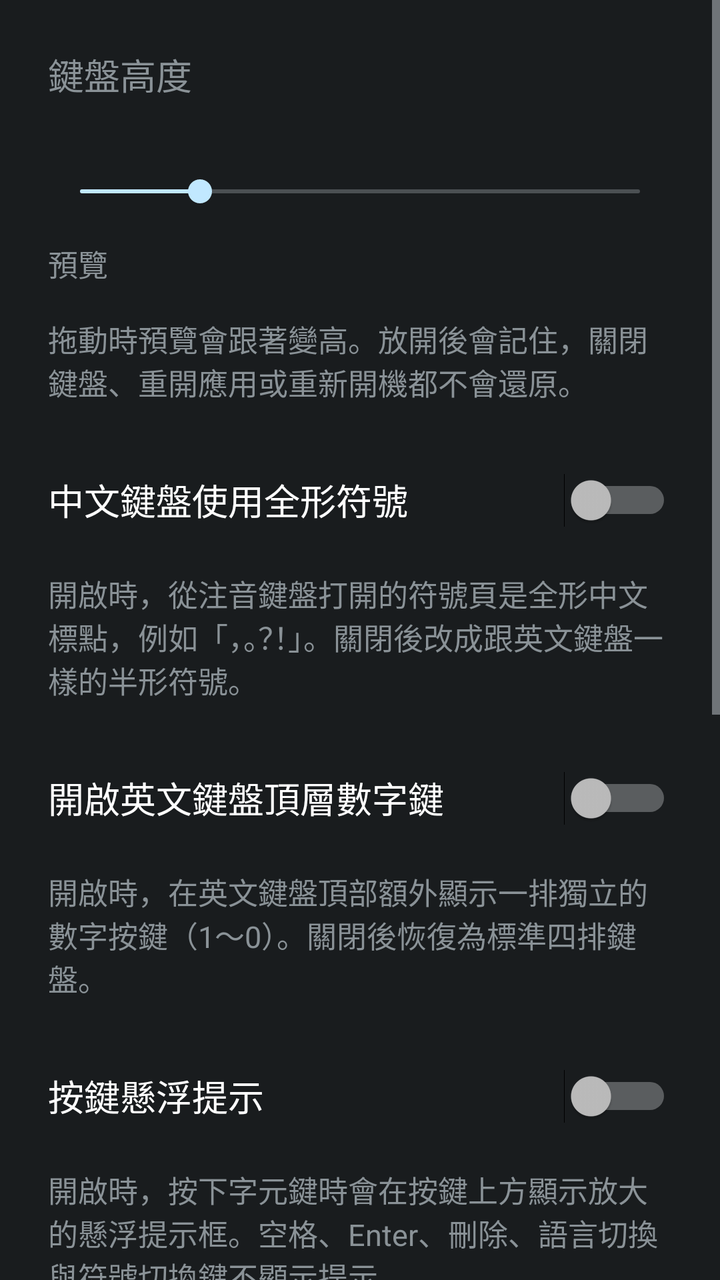
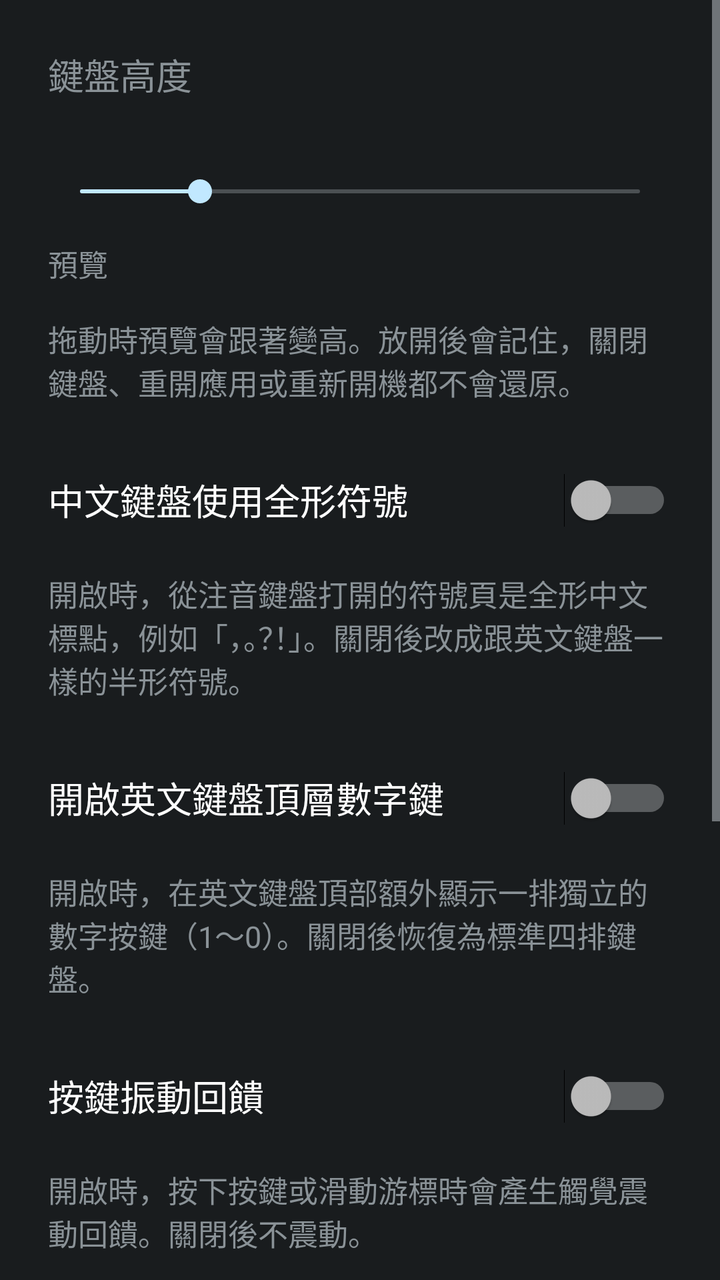

Compare the two renders of this Android layout. The source of the first and the diff that turns it into the second are given below.
<!-- AndroidManifest.xml: application theme Theme.FsKeyboard -->
<!-- res/layout/activity_ime_settings.xml -->
<?xml version="1.0" encoding="utf-8"?>
<ScrollView xmlns:android="http://schemas.android.com/apk/res/android"
    android:id="@+id/settings_root"
    android:layout_width="match_parent"
    android:layout_height="match_parent"
    android:clipToPadding="true">

    <LinearLayout
        android:layout_width="match_parent"
        android:layout_height="wrap_content"
        android:orientation="vertical"
        android:padding="24dp">

        <TextView
            android:layout_width="match_parent"
            android:layout_height="wrap_content"
            android:text="@string/keyboard_height_label"
            android:textSize="18sp" />

        <TextView
            android:id="@+id/keyboard_height_value"
            android:layout_width="match_parent"
            android:layout_height="wrap_content"
            android:paddingTop="8dp"
            android:textSize="15sp" />

        <SeekBar
            android:id="@+id/keyboard_height"
            android:layout_width="match_parent"
            android:layout_height="wrap_content"
            android:layout_marginTop="8dp"
            android:min="36"
            android:max="64"
            android:progress="42"
            android:contentDescription="@string/keyboard_height_label" />

        <TextView
            android:layout_width="match_parent"
            android:layout_height="wrap_content"
            android:paddingTop="16dp"
            android:text="@string/keyboard_height_preview"
            android:textSize="15sp" />

        <LinearLayout
            android:id="@+id/keyboard_height_preview"
            android:layout_width="match_parent"
            android:layout_height="wrap_content"
            android:layout_marginTop="8dp"
            android:orientation="vertical"
            android:contentDescription="@string/keyboard_height_preview" />

        <TextView
            android:layout_width="match_parent"
            android:layout_height="wrap_content"
            android:paddingTop="8dp"
            android:paddingBottom="24dp"
            android:text="@string/keyboard_height_summary"
            android:textSize="15sp" />

        <Switch
            android:id="@+id/full_width_switch"
            android:layout_width="match_parent"
            android:layout_height="wrap_content"
            android:minHeight="48dp"
            android:text="@string/full_width_switch"
            android:textSize="18sp" />

        <TextView
            android:layout_width="match_parent"
            android:layout_height="wrap_content"
            android:paddingTop="12dp"
            android:paddingBottom="24dp"
            android:text="@string/full_width_summary"
            android:textSize="15sp" />

        <Switch
            android:id="@+id/latin_top_number_row_switch"
            android:layout_width="match_parent"
            android:layout_height="wrap_content"
            android:minHeight="48dp"
            android:text="@string/latin_top_number_row_switch"
            android:textSize="18sp" />

        <TextView
            android:id="@+id/latin_top_number_row_summary"
            android:layout_width="match_parent"
            android:layout_height="wrap_content"
            android:paddingTop="12dp"
            android:paddingBottom="24dp"
            android:text="@string/latin_top_number_row_summary"
            android:textSize="15sp" />

        <Switch
            android:id="@+id/key_popup_switch"
            android:layout_width="match_parent"
            android:layout_height="wrap_content"
            android:minHeight="48dp"
            android:text="@string/key_popup_switch"
            android:textSize="18sp" />

        <TextView
            android:id="@+id/key_popup_summary"
            android:layout_width="match_parent"
            android:layout_height="wrap_content"
            android:paddingTop="12dp"
            android:paddingBottom="24dp"
            android:text="@string/key_popup_summary"
            android:textSize="15sp" />

        <Switch
            android:id="@+id/vibration_switch"
            android:layout_width="match_parent"
            android:layout_height="wrap_content"
            android:minHeight="48dp"
            android:text="@string/vibration_switch"
            android:textSize="18sp" />

        <TextView
            android:id="@+id/vibration_summary"
            android:layout_width="match_parent"
            android:layout_height="wrap_content"
            android:paddingTop="12dp"
            android:paddingBottom="24dp"
            android:text="@string/vibration_summary"
            android:textSize="15sp" />

        <Switch
            android:id="@+id/rerank_switch"
            android:layout_width="match_parent"
            android:layout_height="wrap_content"
            android:minHeight="48dp"
            android:text="@string/rerank_switch"
            android:textSize="18sp" />

        <TextView
            android:layout_width="match_parent"
            android:layout_height="wrap_content"
            android:paddingTop="12dp"
            android:text="@string/rerank_summary"
            android:textSize="15sp" />

        <TextView
            android:id="@+id/rerank_model"
            android:layout_width="match_parent"
            android:layout_height="wrap_content"
            android:paddingTop="12dp"
            android:textSize="15sp" />

        <TextView
            android:layout_width="match_parent"
            android:layout_height="wrap_content"
            android:paddingTop="24dp"
            android:text="@string/key_latency_label"
            android:textSize="18sp" />

        <TextView
            android:id="@+id/key_latency_value"
            android:layout_width="match_parent"
            android:layout_height="wrap_content"
            android:paddingTop="8dp"
            android:textSize="15sp" />

        <TextView
            android:layout_width="match_parent"
            android:layout_height="wrap_content"
            android:paddingTop="8dp"
            android:text="@string/key_latency_summary"
            android:textSize="15sp" />

        <Button
            android:id="@+id/key_latency_reset"
            android:layout_width="wrap_content"
            android:layout_height="wrap_content"
            android:layout_marginTop="8dp"
            android:text="@string/key_latency_reset" />
    </LinearLayout>
</ScrollView>
<!-- resources referenced by this layout -->
<resources>
  <string name="full_width_summary">開啟時，從注音鍵盤打開的符號頁是全形中文標點，例如「，。？！」。關閉後改成跟英文鍵盤一樣的半形符號。</string>
  <string name="full_width_switch">中文鍵盤使用全形符號</string>
  <string name="key_latency_label">按鍵延遲</string>
  <string name="key_latency_reset">清除</string>
  <string name="key_latency_summary">從手指放開到鍵盤畫出結果的時間。只留最近 200 次，鍵盤程式重開後會歸零。</string>
  <string name="key_popup_summary">開啟時，按下字元鍵時會在按鍵上方顯示放大的懸浮提示框。空格、Enter、刪除、語言切換與符號切換鍵不顯示提示。</string>
  <string name="key_popup_switch">按鍵懸浮提示</string>
  <string name="keyboard_height_label">鍵盤高度</string>
  <string name="keyboard_height_preview">預覽</string>
  <string name="keyboard_height_summary">拖動時預覽會跟著變高。放開後會記住，關閉鍵盤、重開應用或重新開機都不會還原。</string>
  <string name="latin_top_number_row_summary">開啟時，在英文鍵盤頂部額外顯示一排獨立的數字按鍵（1～0）。關閉後恢復為標準四排鍵盤。</string>
  <string name="latin_top_number_row_switch">開啟英文鍵盤頂層數字鍵</string>
  <string name="rerank_summary">用游標前最近 20 字，對最多 9 個候選重新排序。超過 50ms 或模型出錯就改回原本順序。</string>
  <string name="rerank_switch">神經重排</string>
  <string name="vibration_summary">開啟時，按下按鍵或滑動游標時會產生觸覺震動回饋。關閉後不震動。</string>
  <string name="vibration_switch">按鍵振動回饋</string>
  <style name="Theme.FsKeyboard" parent="android:Theme.DeviceDefault" />
</resources>

<!-- the commit's change to res/layout/activity_ime_settings.xml (unified diff, before → after) -->
@@ -91,23 +91,6 @@
             android:textSize="15sp" />
 
         <Switch
-            android:id="@+id/key_popup_switch"
-            android:layout_width="match_parent"
-            android:layout_height="wrap_content"
-            android:minHeight="48dp"
-            android:text="@string/key_popup_switch"
-            android:textSize="18sp" />
-
-        <TextView
-            android:id="@+id/key_popup_summary"
-            android:layout_width="match_parent"
-            android:layout_height="wrap_content"
-            android:paddingTop="12dp"
-            android:paddingBottom="24dp"
-            android:text="@string/key_popup_summary"
-            android:textSize="15sp" />
-
-        <Switch
             android:id="@+id/vibration_switch"
             android:layout_width="match_parent"
             android:layout_height="wrap_content"
<!-- resource entries referenced after the edit -->
@@ -5,8 +5,6 @@
   <string name="key_latency_label">按鍵延遲</string>
   <string name="key_latency_reset">清除</string>
   <string name="key_latency_summary">從手指放開到鍵盤畫出結果的時間。只留最近 200 次，鍵盤程式重開後會歸零。</string>
-  <string name="key_popup_summary">開啟時，按下字元鍵時會在按鍵上方顯示放大的懸浮提示框。空格、Enter、刪除、語言切換與符號切換鍵不顯示提示。</string>
-  <string name="key_popup_switch">按鍵懸浮提示</string>
   <string name="keyboard_height_label">鍵盤高度</string>
   <string name="keyboard_height_preview">預覽</string>
   <string name="keyboard_height_summary">拖動時預覽會跟著變高。放開後會記住，關閉鍵盤、重開應用或重新開機都不會還原。</string>
